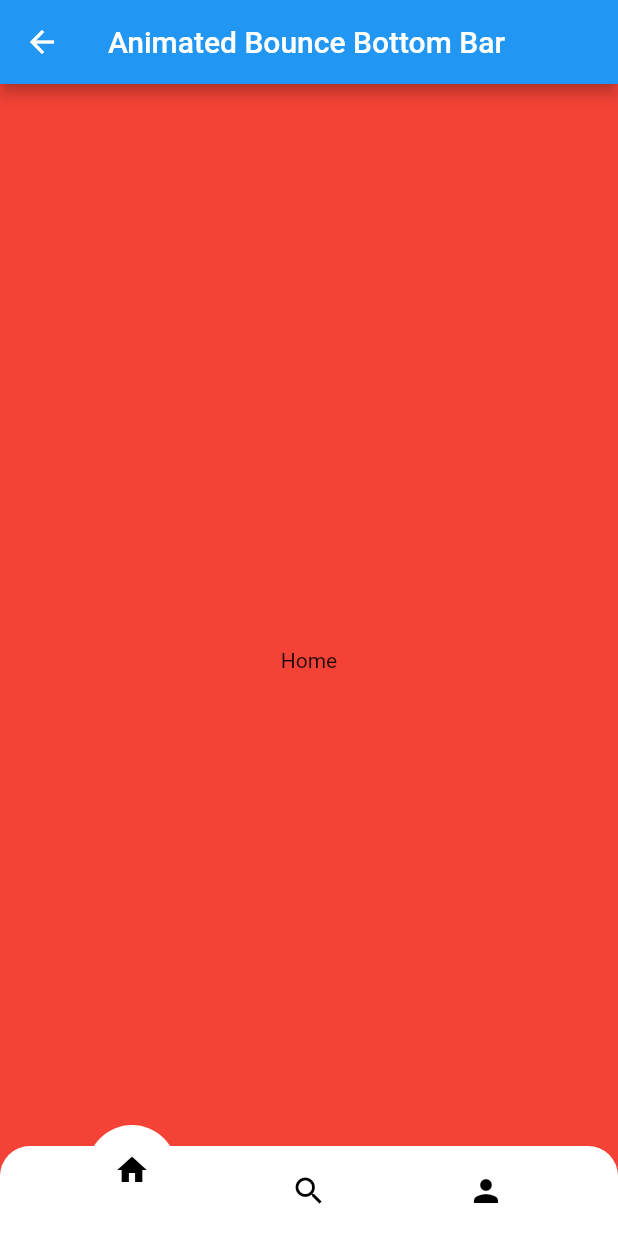
After one commit to manuelperez96/animation_library, a Flutter app: the screen it shows after launch, after a tap on "Animated Bounce Bottom Bar", on a phone screen of 412 x 824 dp. The commit adds this screen. Run offline on Flutter 3.47's test engine with Material 2 defaults, Android fonts, the phone set to English and light mode, and no system bars.

Commit message:
Add animated bounce bottom bar

```diff
--- /dev/null
+++ b/lib/animated_bottom_navigation_bar/animated_bottom_navigation_bar.dart
@@ -0,0 +1 @@
+export 'view/view.dart';
--- /dev/null
+++ b/lib/animated_bottom_navigation_bar/view/animated_bottom_bar_page.dart
@@ -0,0 +1,262 @@
+import 'package:flutter/material.dart';
+
+class AnimatedBounceBottomBarPage extends StatefulWidget {
+  const AnimatedBounceBottomBarPage({super.key});
+
+  @override
+  State<AnimatedBounceBottomBarPage> createState() =>
+      _AnimatedBounceBottomBarPageState();
+}
+
+class _AnimatedBounceBottomBarPageState
+    extends State<AnimatedBounceBottomBarPage> {
+  var _selectedIndex = 0;
+
+  @override
+  Widget build(BuildContext context) {
+    return Scaffold(
+      extendBody: true,
+      appBar: AppBar(
+        title: const Text('Animated Bounce Bottom Bar'),
+      ),
+      body: IndexedStack(
+        index: _selectedIndex,
+        children: const [
+          ColoredBox(
+            color: Colors.red,
+            child: SizedBox.expand(
+              child: Center(
+                child: Text('Home'),
+              ),
+            ),
+          ),
+          ColoredBox(
+            color: Colors.blue,
+            child: SizedBox.expand(
+              child: Center(
+                child: Text('Search'),
+              ),
+            ),
+          ),
+          ColoredBox(
+            color: Colors.yellow,
+            child: SizedBox.expand(
+              child: Center(
+                child: Text('Profile'),
+              ),
+            ),
+          ),
+        ],
+      ),
+      bottomNavigationBar: BounceBottomBar(
+        selectedIndex: _selectedIndex,
+        onIndexChanged: (index) => setState(() => _selectedIndex = index),
+        children: const [
+          Icon(Icons.home),
+          Icon(Icons.search),
+          Icon(Icons.person),
+        ],
+      ),
+    );
+  }
+}
+
+class BounceBottomBar extends StatefulWidget {
+  const BounceBottomBar({
+    super.key,
+    required this.children,
+    required this.onIndexChanged,
+    required this.selectedIndex,
+  });
+
+  final List<Widget> children;
+  final ValueChanged<int> onIndexChanged;
+  final int selectedIndex;
+
+  @override
+  State<BounceBottomBar> createState() => _BounceBottomBarState();
+}
+
+class _BounceBottomBarState extends State<BounceBottomBar>
+    with SingleTickerProviderStateMixin {
+  late final AnimationController _controller;
+
+  late final Animation<double> _decreaseBarAnimation;
+  late final Animation<double> _increaseBarAnimation;
+  late final Animation<double> _radialCircleAnimation;
+  late final Animation<double> _itemElevationAnimation;
+  late final Animation<double> _itemDropAnimation;
+
+  static const _maxBarReduction = 75;
+  static const _maxElevationItem = 60;
+  static const _itemElevationOnSelected = kBottomNavigationBarHeight / 4;
+
+  @override
+  void initState() {
+    super.initState();
+    _controller = AnimationController(
+      duration: const Duration(milliseconds: 1200),
+      vsync: this,
+    );
+    _decreaseBarAnimation = CurveTween(
+      curve: const Interval(
+        .0,
+        .5,
+        curve: Curves.decelerate,
+      ),
+    ).animate(_controller);
+    _increaseBarAnimation = CurveTween(
+      curve: const Interval(
+        .5,
+        1,
+        curve: Curves.bounceOut,
+      ),
+    ).animate(_controller);
+    _radialCircleAnimation = CurveTween(
+      curve: const Interval(
+        .0,
+        .5,
+      ),
+    ).animate(_controller);
+    _itemElevationAnimation = CurveTween(
+      curve: const Interval(
+        .0,
+        .5,
+        curve: Curves.fastLinearToSlowEaseIn,
+      ),
+    ).animate(_controller);
+    _itemDropAnimation = CurveTween(
+      curve: const Interval(
+        .5,
+        1,
+        curve: Curves.bounceOut,
+      ),
+    ).animate(_controller);
+    _controller.value = 1;
+  }
+
+  @override
+  void dispose() {
+    _controller.dispose();
+    super.dispose();
+  }
+
+  @override
+  void didUpdateWidget(covariant BounceBottomBar oldWidget) {
+    super.didUpdateWidget(oldWidget);
+    if (oldWidget.selectedIndex != widget.selectedIndex) {
+      _startAnimation();
+    }
+  }
+
+  @override
+  Widget build(BuildContext context) {
+    final bottomPadding = MediaQuery.paddingOf(context).bottom;
+    final screenWidth = MediaQuery.sizeOf(context).width;
+
+    return Align(
+      heightFactor: 1,
+      alignment: Alignment.bottomCenter,
+      child: ConstrainedBox(
+        constraints: BoxConstraints(
+          minHeight: kBottomNavigationBarHeight + bottomPadding,
+          maxWidth: 600,
+        ),
+        child: AnimatedBuilder(
+          animation: _controller,
+          builder: (context, _) {
+            final itemPosition =
+                (-_maxElevationItem * _itemElevationAnimation.value) +
+                    ((_maxElevationItem - _itemElevationOnSelected) *
+                        _itemDropAnimation.value);
+            return SizedBox(
+              width: screenWidth -
+                  (_maxBarReduction * _decreaseBarAnimation.value) +
+                  (_maxBarReduction * _increaseBarAnimation.value),
+              child: DecoratedBox(
+                decoration: const BoxDecoration(
+                  color: Colors.white,
+                  borderRadius: BorderRadius.vertical(top: Radius.circular(20)),
+                ),
+                child: Padding(
+                  padding: EdgeInsets.only(bottom: bottomPadding),
+                  child: Row(
+                    mainAxisAlignment: MainAxisAlignment.spaceEvenly,
+                    children: List.generate(
+                      widget.children.length,
+                      (index) {
+                        if (widget.selectedIndex == index) {
+                          return _buildSelectedItem(index, itemPosition);
+                        } else {
+                          return _buildUnselectedItem(index);
+                        }
+                      },
+                    ),
+                  ),
+                ),
+              ),
+            );
+          },
+        ),
+      ),
+    );
+  }
+
+  void _startAnimation() {
+    _controller.forward(from: 0);
+  }
+
+  Widget _buildSelectedItem(int index, double itemPosition) {
+    return CustomPaint(
+      foregroundPainter: _RadialCirclePainter(
+        progress: _radialCircleAnimation.value,
+      ),
+      child: Transform.translate(
+        offset: Offset(0, itemPosition),
+        child: CircleAvatar(
+          radius: 30,
+          backgroundColor: Colors.white,
+          foregroundColor: Colors.black,
+          child: widget.children[index],
+        ),
+      ),
+    );
+  }
+
+  Widget _buildUnselectedItem(int index) {
+    return GestureDetector(
+      onTap: () => widget.onIndexChanged(index),
+      child: CircleAvatar(
+        radius: 30,
+        backgroundColor: Colors.white,
+        foregroundColor: Colors.black,
+        child: widget.children[index],
+      ),
+    );
+  }
+}
+
+class _RadialCirclePainter extends CustomPainter {
+  final double progress;
+
+  _RadialCirclePainter({required this.progress});
+
+  @override
+  void paint(Canvas canvas, Size size) {
+    if (progress == 1) return;
+    final center = Offset(size.width / 2, size.height / 2);
+    const radius = 25.0;
+    const strokeWidth = 10.0;
+    canvas.drawCircle(
+      center,
+      radius * progress,
+      Paint()
+        ..color = Colors.black
+        ..style = PaintingStyle.stroke
+        ..strokeWidth = strokeWidth * (1 - progress),
+    );
+  }
+
+  @override
+  bool shouldRepaint(covariant CustomPainter oldDelegate) => false;
+}
--- /dev/null
+++ b/lib/animated_bottom_navigation_bar/view/view.dart
@@ -0,0 +1 @@
+export 'animated_bottom_bar_page.dart';
--- a/lib/main.dart
+++ b/lib/main.dart
@@ -1,3 +1,4 @@
+import 'package:animation_library/animated_bottom_navigation_bar/animated_bottom_navigation_bar.dart';
 import 'package:animation_library/awoseme_app_bar/awoseme_app_bar.dart';
 import 'package:animation_library/expandable_fab/expandable_fab.dart';
 import 'package:animation_library/expandable_searcher/expandable_searcher.dart';
@@ -57,6 +58,11 @@ class Home extends StatelessWidget {
           onTap: () => _navigateTo(context, const AlbumPage()),
         ),
         const Divider(),
+         ListTile(
+          title: const Text('Animated Bounce Bottom Bar'),
+          onTap: () => _navigateTo(context, const AnimatedBounceBottomBarPage()),
+        ),
+        const Divider(),
       ],
     );
   }
```
Also changed, not shown: 4 other files.
